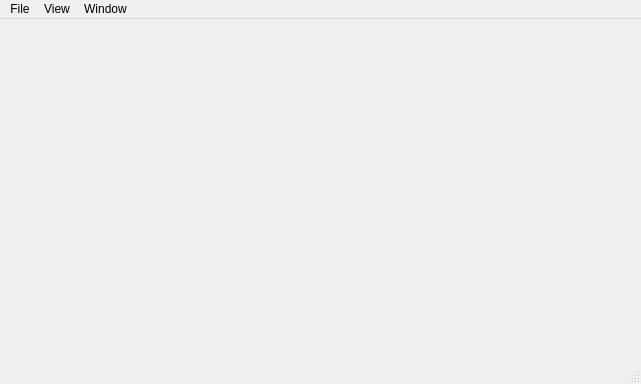
pmliquify/v4l2-test-gui, file src/v4l2-test-gui/mainwindow.ui: the form before one commit.
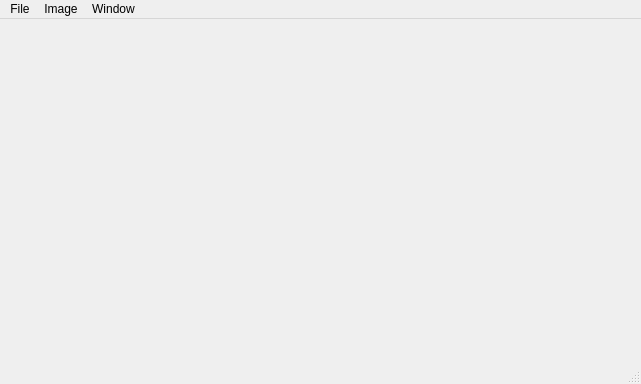
The form after the commit. Icons and pictures are not drawn.

Patch:
```diff
--- a/src/v4l2-test-gui/mainwindow.ui
+++ b/src/v4l2-test-gui/mainwindow.ui
@@ -23,7 +23,7 @@
      <x>0</x>
      <y>0</y>
      <width>641</width>
-     <height>29</height>
+     <height>24</height>
     </rect>
    </property>
    <widget class="QMenu" name="menuView">
@@ -45,8 +45,19 @@
     </property>
     <addaction name="actionAllwaysOnTop"/>
    </widget>
+   <widget class="QMenu" name="menuImage">
+    <property name="title">
+     <string>Image</string>
+    </property>
+    <addaction name="actionIncreaseStride"/>
+    <addaction name="actionDecreaseStride"/>
+    <addaction name="separator"/>
+    <addaction name="actionShowRaw"/>
+    <addaction name="separator"/>
+    <addaction name="actionFitToWidget"/>
+   </widget>
    <addaction name="menuFile"/>
-   <addaction name="menuView"/>
+   <addaction name="menuImage"/>
    <addaction name="menuWindow"/>
   </widget>
   <widget class="QStatusBar" name="statusbar"/>
```
Left out of the diff: 31 changed lines with no effect on the pictures.
